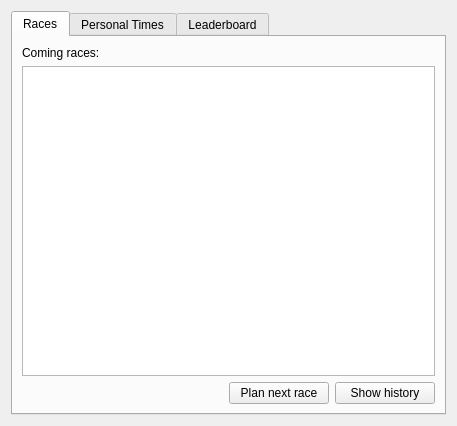
This is ui/racerview.ui in tojwek123/zzProjekt as Qt 5 draws it before an edit. The edited form follows.
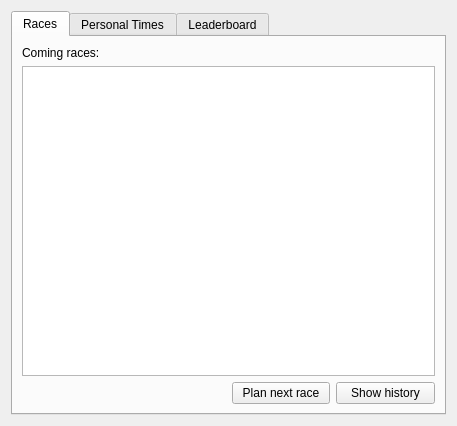
This is the edited form.

```diff
--- a/ui/racerview.ui
+++ b/ui/racerview.ui
@@ -24,33 +24,7 @@
        <string>Races</string>
       </attribute>
       <layout class="QGridLayout" name="gridLayout_2">
-       <item row="0" column="0">
-        <widget class="QLabel" name="label_2">
-         <property name="text">
-          <string>Coming races:</string>
-         </property>
-        </widget>
-       </item>
-       <item row="2" column="1">
-        <widget class="QPushButton" name="pushButton">
-         <property name="sizePolicy">
-          <sizepolicy hsizetype="Fixed" vsizetype="Fixed">
-           <horstretch>0</horstretch>
-           <verstretch>0</verstretch>
-          </sizepolicy>
-         </property>
-         <property name="maximumSize">
-          <size>
-           <width>100</width>
-           <height>16777215</height>
-          </size>
-         </property>
-         <property name="text">
-          <string>Plan next race</string>
-         </property>
-        </widget>
-       </item>
-       <item row="2" column="2">
+       <item row="2" column="4">
         <widget class="QPushButton" name="pushButton_2">
          <property name="sizePolicy">
           <sizepolicy hsizetype="Fixed" vsizetype="Fixed">
@@ -69,8 +43,34 @@
          </property>
         </widget>
        </item>
-       <item row="1" column="0" colspan="3">
-        <widget class="QTableView" name="tableView_2"/>
+       <item row="2" column="3">
+        <widget class="QPushButton" name="planNextRaceButton">
+         <property name="sizePolicy">
+          <sizepolicy hsizetype="Fixed" vsizetype="Fixed">
+           <horstretch>0</horstretch>
+           <verstretch>0</verstretch>
+          </sizepolicy>
+         </property>
+         <property name="maximumSize">
+          <size>
+           <width>100</width>
+           <height>16777215</height>
+          </size>
+         </property>
+         <property name="text">
+          <string>Plan next race</string>
+         </property>
+        </widget>
+       </item>
+       <item row="0" column="1">
+        <widget class="QLabel" name="label_2">
+         <property name="text">
+          <string>Coming races:</string>
+         </property>
+        </widget>
+       </item>
+       <item row="1" column="1" colspan="4">
+        <widget class="QTableWidget" name="reservedRacesTable"/>
        </item>
       </layout>
      </widget>
```
Left out of the diff: 42 changed lines with no effect on the pictures.
